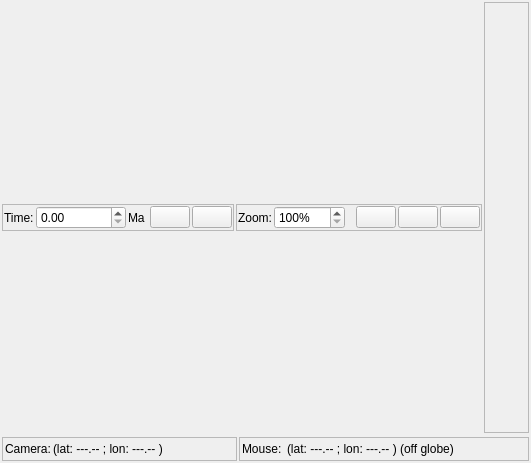
Above: src/qt-widgets/ReconstructionViewWidgetUi.ui from GPlates/GPlates before the change. Below: the same form after it.
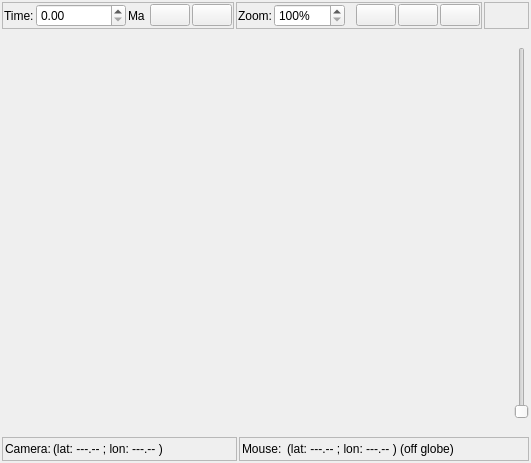
That is the form after the change. Icons and pictures are not drawn.

Commit message:
Replaced source:/gplates/trunk using source:/gplates/branches/qt-model-view-2008-jan-07#2272 incorporating log:/gplates/branches/qt-model-view-2008-jan-07#2253:2272 ([log:/gplates/trunk#2253:2272 No changes on trunk] since last update from trunk).
This is "[wiki:MergingInSubversion#Replacingonebranchwithanother replacing one branch with another]". The command used was:
{{{
svn merge http://svn.gplates.org/gplates/trunk@2272 http://svn.gplates.org/gplates/branches/qt-model-view-2008-jan-07@2272
}}}
from inside the root directory of a working copy of the trunk.

```diff
--- a/src/qt-widgets/ReconstructionViewWidgetUi.ui
+++ b/src/qt-widgets/ReconstructionViewWidgetUi.ui
@@ -10,9 +10,7 @@
    </rect>
   </property>
   <property name="sizePolicy" >
-   <sizepolicy>
-    <hsizetype>0</hsizetype>
-    <vsizetype>0</vsizetype>
+   <sizepolicy vsizetype="Fixed" hsizetype="Fixed" >
     <horstretch>0</horstretch>
     <verstretch>0</verstretch>
    </sizepolicy>
@@ -24,10 +22,22 @@
    <property name="margin" >
     <number>2</number>
    </property>
-   <property name="spacing" >
+   <property name="topMargin" >
     <number>2</number>
    </property>
-   <item row="0" column="0" >
+   <property name="rightMargin" >
+    <number>2</number>
+   </property>
+   <property name="bottomMargin" >
+    <number>2</number>
+   </property>
+   <property name="horizontalSpacing" >
+    <number>2</number>
+   </property>
+   <property name="verticalSpacing" >
+    <number>2</number>
+   </property>
+   <item row="0" column="0" colspan="2" >
     <layout class="QHBoxLayout" >
      <property name="margin" >
       <number>0</number>
@@ -38,9 +48,7 @@
      <item>
       <widget class="QFrame" name="frame_reconstruction_time" >
        <property name="sizePolicy" >
-        <sizepolicy>
-         <hsizetype>0</hsizetype>
-         <vsizetype>0</vsizetype>
+        <sizepolicy vsizetype="Fixed" hsizetype="Fixed" >
          <horstretch>0</horstretch>
          <verstretch>0</verstretch>
         </sizepolicy>
@@ -68,9 +76,7 @@
         <item>
          <widget class="QDoubleSpinBox" name="spinbox_reconstruction_time" >
           <property name="sizePolicy" >
-           <sizepolicy>
-            <hsizetype>0</hsizetype>
-            <vsizetype>0</vsizetype>
+           <sizepolicy vsizetype="Fixed" hsizetype="Fixed" >
             <horstretch>0</horstretch>
             <verstretch>0</verstretch>
            </sizepolicy>
@@ -149,9 +155,7 @@
      <item>
       <widget class="QFrame" name="frame_zoom_amount" >
        <property name="sizePolicy" >
-        <sizepolicy>
-         <hsizetype>0</hsizetype>
-         <vsizetype>0</vsizetype>
+        <sizepolicy vsizetype="Fixed" hsizetype="Fixed" >
          <horstretch>0</horstretch>
          <verstretch>0</verstretch>
         </sizepolicy>
@@ -301,23 +305,67 @@
    <item row="1" column="0" >
     <widget class="QWidget" native="1" name="globe_canvas_place_holder" >
      <property name="sizePolicy" >
-      <sizepolicy>
-       <hsizetype>0</hsizetype>
-       <vsizetype>0</vsizetype>
+      <sizepolicy vsizetype="Expanding" hsizetype="Expanding" >
        <horstretch>0</horstretch>
        <verstretch>0</verstretch>
       </sizepolicy>
      </property>
     </widget>
    </item>
-   <item row="2" column="0" >
+   <item row="1" column="1" >
+    <layout class="QVBoxLayout" >
+     <item>
+      <widget class="QLabel" name="label_zoom_max" >
+       <property name="text" >
+        <string/>
+       </property>
+       <property name="pixmap" >
+        <pixmap resource="../qt-resources/qt_widgets.qrc" >:/gnome_zoom_in_16.png</pixmap>
+       </property>
+      </widget>
+     </item>
+     <item>
+      <widget class="QSlider" name="slider_zoom" >
+       <property name="singleStep" >
+        <number>1</number>
+       </property>
+       <property name="orientation" >
+        <enum>Qt::Vertical</enum>
+       </property>
+       <property name="tickPosition" >
+        <enum>QSlider::NoTicks</enum>
+       </property>
+      </widget>
+     </item>
+     <item>
+      <widget class="QLabel" name="label_zoom_min" >
+       <property name="text" >
+        <string/>
+       </property>
+       <property name="pixmap" >
+        <pixmap resource="../qt-resources/qt_widgets.qrc" >:/gnome_zoom_out_16.png</pixmap>
+       </property>
+      </widget>
+     </item>
+    </layout>
+   </item>
+   <item row="2" column="0" colspan="2" >
     <layout class="QHBoxLayout" >
-     <property name="margin" >
-      <number>0</number>
-     </property>
      <property name="spacing" >
       <number>2</number>
      </property>
+     <property name="leftMargin" >
+      <number>0</number>
+     </property>
+     <property name="topMargin" >
+      <number>0</number>
+     </property>
+     <property name="rightMargin" >
+      <number>0</number>
+     </property>
+     <property name="bottomMargin" >
+      <number>0</number>
+     </property>
      <item>
       <widget class="QFrame" name="frame_camera_coords" >
        <property name="minimumSize" >
```
Left out of the diff: 110 changed lines with no effect on the pictures. The commit also changes 9 other files.
